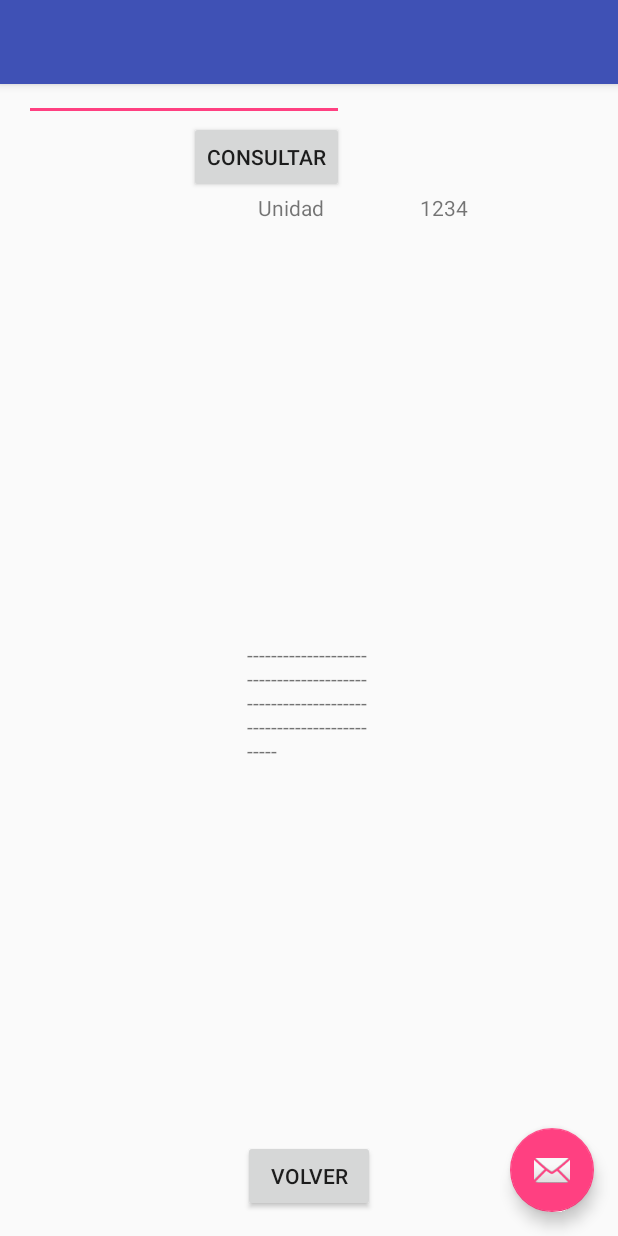
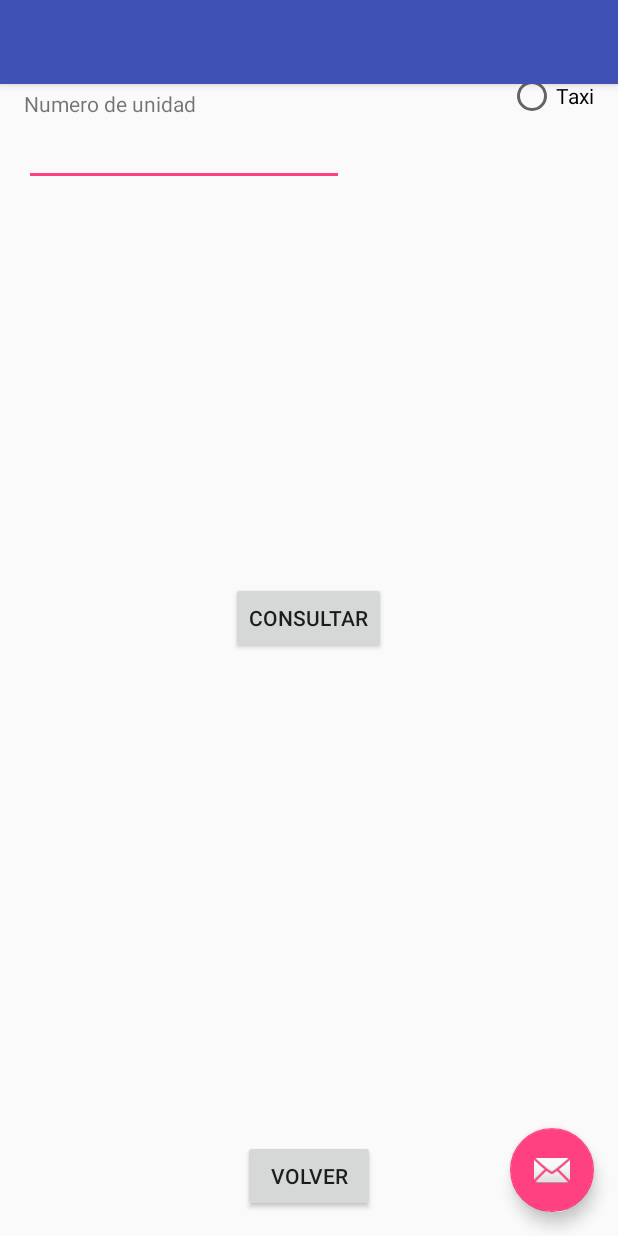
Before and after one commit to aliciamarceleno/transportApp, an Android app: the consultar screen opened directly, with no data from a screen before it, on a phone screen of 412 x 824 dp. Run offline under Robolectric (Android 15) with nearby library versions, the phone set to English and light mode, and no system bars.

Commit message:
se agregó los radio buttons en "evaluar" y "consultar"

```diff
--- a/app/src/main/java/taxiapp/upslp/wap/taxiapp/mensajes.java
+++ b/app/src/main/java/taxiapp/upslp/wap/taxiapp/mensajes.java
@@ -133,7 +133,7 @@ public class mensajes extends AppCompatActivity implements LocationListener{
                     }
                     phones.close();
                 }
-                Toast.makeText(this, "You are selected Contact name "+name, Toast.LENGTH_LONG).show();
+                Toast.makeText(this, "Se selecciono el contacto "+name, Toast.LENGTH_LONG).show();
                 if(telefono.getText().length()!=0)
                 {
                     telefono.setText(telefono.getText().toString()+","+phoneNumber);
@@ -231,7 +231,7 @@ public class mensajes extends AppCompatActivity implements LocationListener{
                 Toast.makeText(getBaseContext(),"Direccion Actual: "+direccion  ,Toast.LENGTH_SHORT).show();
 
                 SmsManager sms = SmsManager.getDefault();
-                sms.sendTextMessage(telefono.getText().toString(), null, "Estoy en peligro en " + direccion,null, null);
+                sms.sendTextMessage(telefono.getText().toString(), null, "Estoy en  " + direccion,null, null);
 
             } catch (Exception e) {
                 Log.d("Error de ubicacion", e.getLocalizedMessage());
--- a/app/src/main/res/layout/activity_mensajes.xml
+++ b/app/src/main/res/layout/activity_mensajes.xml
@@ -4,7 +4,8 @@
     xmlns:app="http://schemas.android.com/apk/res-auto"
     xmlns:tools="http://schemas.android.com/tools" android:layout_width="match_parent"
     android:layout_height="match_parent" android:fitsSystemWindows="true"
-    tools:context="taxiapp.upslp.wap.taxiapp.mensajes">
+    tools:context="taxiapp.upslp.wap.taxiapp.mensajes"
+    >
 
     <android.support.design.widget.AppBarLayout android:layout_height="wrap_content"
         android:layout_width="match_parent" android:theme="@style/AppTheme.AppBarOverlay">
--- a/app/src/main/res/layout/content_consultar.xml
+++ b/app/src/main/res/layout/content_consultar.xml
@@ -6,9 +6,13 @@
     android:paddingBottom="@dimen/activity_vertical_margin"
     tools:context="com.wap.upslp.taxiapp.consultar">
 
-    <TextView android:text="Ingresar el número de la unidad" android:layout_width="wrap_content"
+    <TextView android:text="Numero de unidad" android:layout_width="wrap_content"
         android:layout_height="wrap_content"
-        android:id="@+id/uno" />
+        android:id="@+id/uno"
+        android:layout_marginTop="43dp"
+        android:layout_below="@+id/radioButton4"
+        android:layout_alignParentLeft="true"
+        android:layout_alignParentStart="true" />
 
     <EditText
         android:layout_width="wrap_content"
@@ -25,37 +29,38 @@
         android:layout_height="wrap_content"
         android:text="Consultar"
         android:id="@+id/button5"
-        android:layout_below="@+id/editText3"
-        android:layout_alignRight="@+id/editText3"
-        android:layout_alignEnd="@+id/editText3" />
+        android:layout_gravity="center_horizontal|bottom"
+        android:onClick="consultarunidad1"
+        android:layout_centerVertical="true"
+        android:layout_centerHorizontal="true" />
 
-    <FrameLayout
+    <RadioGroup
+        android:id="@+id/radioGroup"
         android:layout_width="match_parent"
-        android:layout_height="match_parent"
-        android:layout_below="@+id/button5"
+        android:layout_height="wrap_content">
+
+        <RadioButton
+            android:layout_width="wrap_content"
+            android:layout_height="wrap_content"
+            android:text="Camion"
+            android:id="@+id/radioButton3"
+            android:layout_below="@+id/textView4"
             android:layout_alignParentLeft="true"
-        android:layout_alignParentStart="true">
+            android:layout_alignParentStart="true"
+            android:layout_gravity="right" />
 
-        <TextView
-            android:layout_width="67dp"
-            android:layout_height="41dp"
-            android:text="Unidad"
-            android:id="@+id/textView4"
-            android:layout_gravity="center_horizontal|top" />
+        <RadioButton
+            android:layout_width="wrap_content"
+            android:layout_height="wrap_content"
+            android:text="Taxi"
+            android:id="@+id/radioButton4"
+            android:checked="false"
+            android:layout_below="@+id/radioButton3"
+            android:layout_alignParentLeft="true"
+            android:layout_alignParentStart="true"
+            android:layout_gravity="right" />
 
-        <TextView
-            android:layout_width="116dp"
-            android:layout_height="wrap_content"
-            android:text="1234"
-            android:id="@+id/textView5"
-            android:layout_gravity="right|top" />
-
-        <TextView
-            android:layout_width="82dp"
-            android:layout_height="wrap_content"
-            android:text="-------------------------------------------------------------------------------------"
-            android:id="@+id/textView6"
-            android:layout_gravity="center" />
+    </RadioGroup>
 
     <Button
         android:layout_width="wrap_content"
@@ -63,7 +68,19 @@
         android:text="Volver"
         android:id="@+id/button6"
         android:layout_gravity="center_horizontal|bottom"
-            android:onClick="volver"/>
-    </FrameLayout>
+        android:onClick="volver"
+        android:layout_alignParentBottom="true"
+        android:layout_centerHorizontal="true" />
+
+
+
+    <TextView
+        android:layout_width="wrap_content"
+        android:layout_height="wrap_content"
+        android:text="Tipo"
+        android:id="@+id/textView4"
+        android:layout_alignParentTop="true"
+        android:layout_alignParentLeft="true"
+        android:layout_alignParentStart="true" />
 
 </RelativeLayout>
```
Also changed, not shown: app/src/main/res/layout/activity_main.xml (+9 -9 lines), app/src/main/res/layout/content_evaluar.xml (+50 -34 lines), app/src/main/res/layout/content_mensajes.xml (+27 -13 lines), 2 other files. Lines whose indentation alone changed are shown as unchanged.
